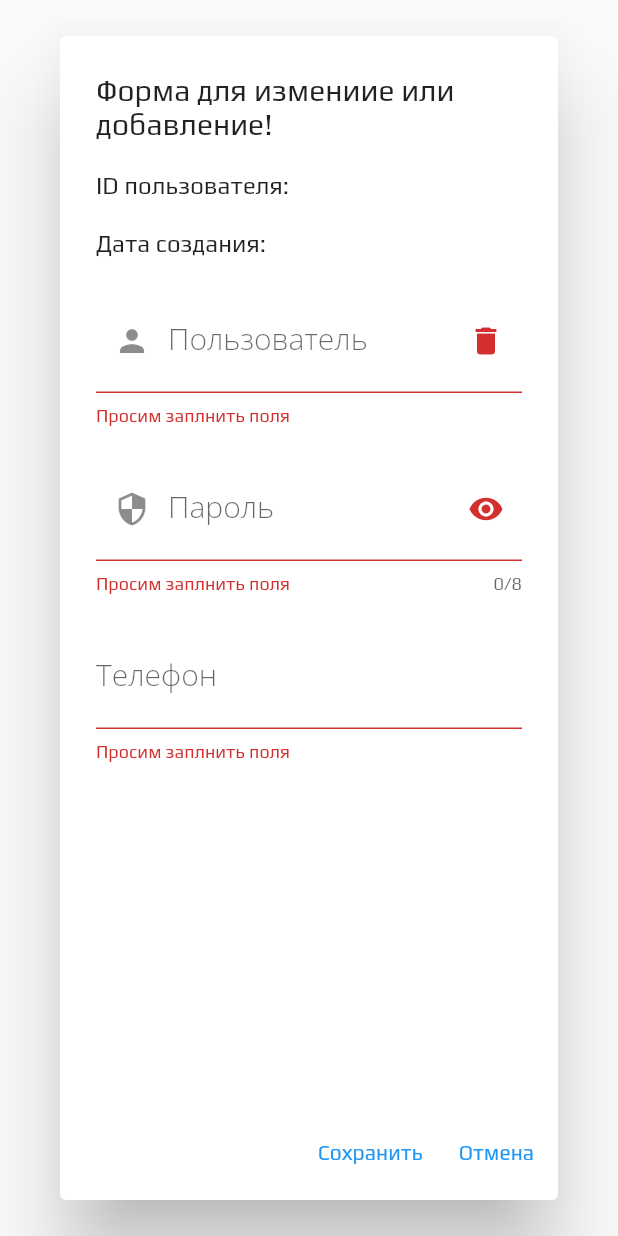
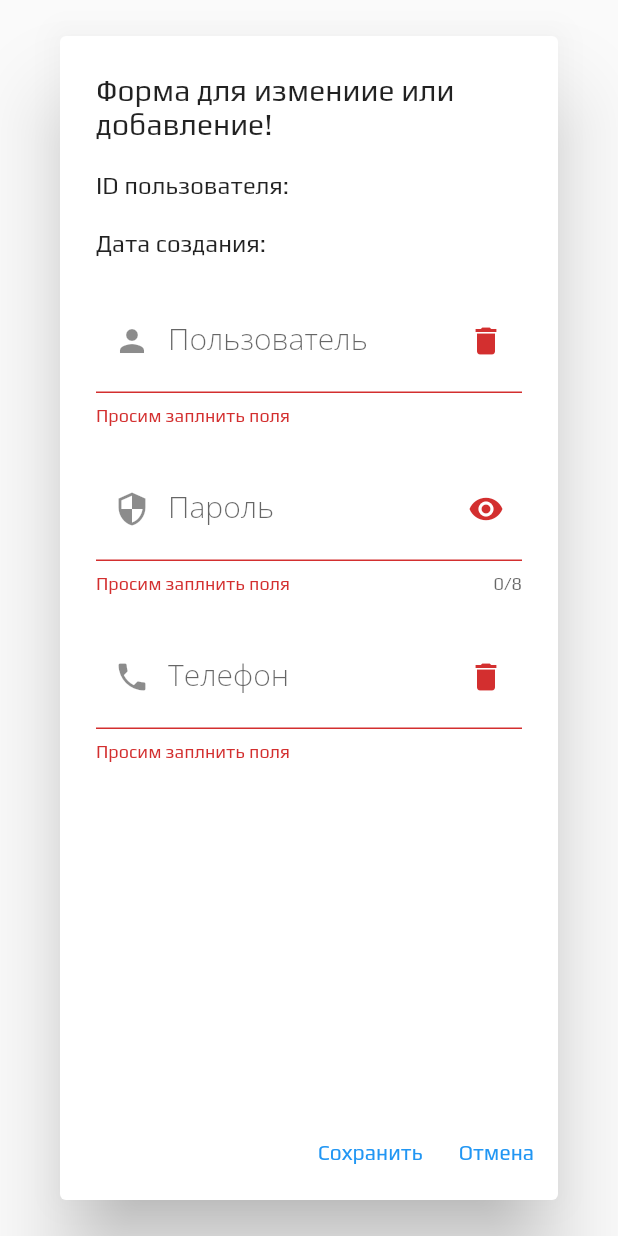
Before and after one commit to Akbar7887/onlinestoredashboard, a Flutter app: the EditUserDialog widget shown alone on an empty page, opened directly, after a tap on "Сохранить", on a phone screen of 412 x 824 dp. Run offline on Flutter 3.47's test engine with Material 2 defaults, Android fonts, the phone set to English and light mode, and no system bars; our stand-ins replace get, google_fonts, image_picker, mask_text_input_formatter, syncfusion_flutter_datagrid, url_strategy; missing offline and left inert: flutter_simple_treeview, syncfusion_flutter_core; accounts and stored records are empty; network calls fail; statements that could not run were skipped.

Commit message:
initial commit

```diff
--- a/lib/pages/contragent/dialogs/editUser_dialog.dart
+++ b/lib/pages/contragent/dialogs/editUser_dialog.dart
@@ -3,6 +3,7 @@ import 'package:flutter/services.dart';
 import 'package:get/get.dart';
 import 'package:google_fonts/google_fonts.dart';
 import 'package:intl/intl.dart';
+import 'package:mask_text_input_formatter/mask_text_input_formatter.dart';
 import 'package:onlinestoredashboard/controller/Controller.dart';
 import '../../../generated/l10n.dart';
 import '../../../models/constants/main_constant.dart';
@@ -11,6 +12,11 @@ import '../../../models/contragent/User.dart';
 TextEditingController _nameController = TextEditingController();
 TextEditingController _passwordController = TextEditingController();
 TextEditingController _phoneController = TextEditingController();
+
+var maskFormatter = MaskTextInputFormatter(
+    mask: '+### (##) ###-##-##',
+    filter: {"#": RegExp(r'[0-9]')},
+    type: MaskAutoCompletionType.lazy);
 
 String _id = '';
 String _create = '';
@@ -85,16 +91,22 @@ class EditUserDialog extends StatelessWidget {
                 ),
                 TextFormField(
                     controller: _phoneController,
+                    inputFormatters: [maskFormatter],
                     validator: (value) {
                       if (value == null || value.isEmpty) {
                         return S.of(context).validate;
                       }
+                      return null;
                     },
                     style: GoogleFonts.openSans(
                         fontSize: 20,
                         fontWeight: FontWeight.w200,
                         color: Colors.black),
-                    decoration: MainConstant.decoration(S.of(context).phone)),
+                    decoration: MainConstant.decorationUserForm(
+                        S.of(context).phone,
+                        Icon(Icons.phone),
+                        () => _phoneController.clear(),
+                        Icon(Icons.delete))),
               ],
             ));
   }
@@ -125,7 +137,7 @@ class EditUserDialog extends StatelessWidget {
         title: Text(S.of(context).form_dialog),
         content: SafeArea(
             child: Container(
-                width: MediaQuery.of(context).size.width / 1.2,
+                width: MediaQuery.of(context).size.width / 2.5,
                 height: MediaQuery.of(context).size.height,
                 child: Form(
                     key: _keyEdit,
```
